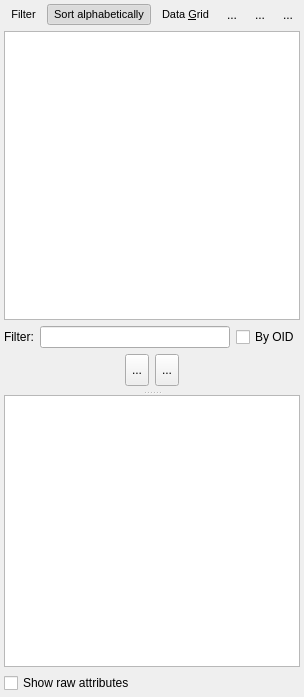
Qt form libs/libgui/ui/tools/databaseexplorerwidget.ui (pgmodeler/pgmodeler) before a commit.
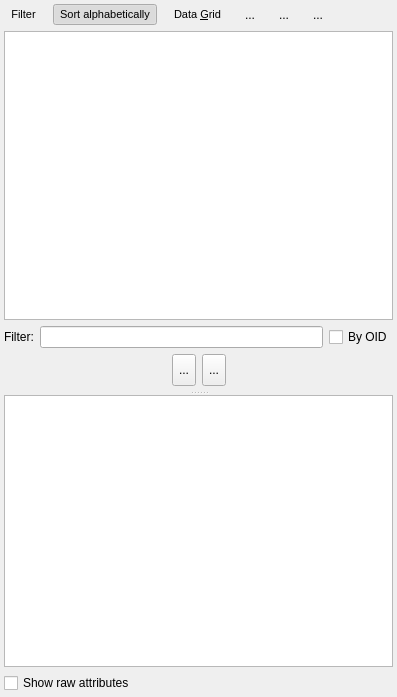
The same form after that commit. Icons and pictures are not drawn.

Patch:
```diff
--- a/libs/libgui/ui/tools/databaseexplorerwidget.ui
+++ b/libs/libgui/ui/tools/databaseexplorerwidget.ui
@@ -6,7 +6,7 @@
    <rect>
     <x>0</x>
     <y>0</y>
-    <width>285</width>
+    <width>397</width>
     <height>697</height>
    </rect>
   </property>
@@ -35,7 +35,7 @@
    <item>
     <layout class="QHBoxLayout" name="horizontalLayout_5">
      <property name="spacing">
-      <number>4</number>
+      <number>10</number>
      </property>
      <item>
       <widget class="QToolButton" name="toggle_display_tb">
```
Left out of the diff: 3 changed lines with no effect on the pictures.
